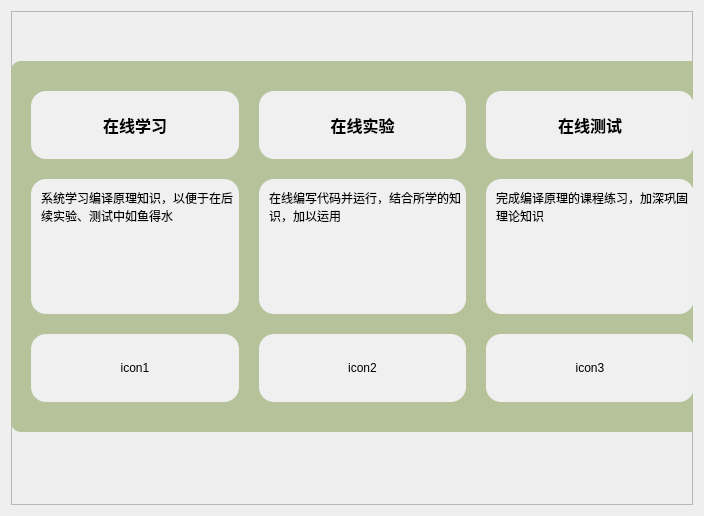
Qt form ui/mainpage.ui (azh-1415926/POCAssistant) before a commit.
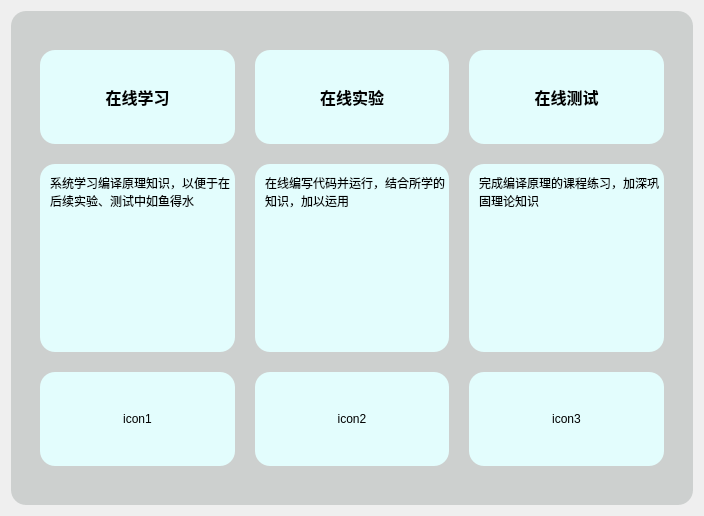
The same form after that commit. Custom widgets are drawn as their Qt base class.

```diff
--- a/ui/mainpage.ui
+++ b/ui/mainpage.ui
@@ -16,35 +16,47 @@
   <layout class="QVBoxLayout" name="verticalLayout">
    <item>
     <widget class="QFrame" name="frame">
+     <property name="styleSheet">
+      <string notr="true">QFrame#frame
+{
+	background-color: rgba(64, 81, 78,50);
+	border-radius: 15px;
+}
+
+QLabel
+{
+	background-color: rgb(227, 253, 253);
+	border-radius: 15px;
+}</string>
+     </property>
      <property name="frameShape">
       <enum>QFrame::StyledPanel</enum>
      </property>
      <property name="frameShadow">
       <enum>QFrame::Raised</enum>
      </property>
+     <layout class="QVBoxLayout" name="verticalLayout_2">
+      <item>
      <widget class="QWidget" name="containerOfMain" native="true">
-      <property name="geometry">
-       <rect>
-        <x>0</x>
-        <y>50</y>
-        <width>703</width>
-        <height>371</height>
-       </rect>
-      </property>
       <property name="styleSheet">
-       <string notr="true">QWidget#containerOfMain
-{
-	background-color: rgb(182, 194, 154);
-	border-radius: 10px;
-}
-
-QLabel
-{
-	background-color: rgb(240, 240, 240);
-	border-radius: 15px;
-}</string>
+         <string notr="true"/>
       </property>
       <layout class="QVBoxLayout" name="verticalLayout_5">
+         <property name="spacing">
+          <number>0</number>
+         </property>
+         <property name="leftMargin">
+          <number>0</number>
+         </property>
+         <property name="topMargin">
+          <number>0</number>
+         </property>
+         <property name="rightMargin">
+          <number>0</number>
+         </property>
+         <property name="bottomMargin">
+          <number>0</number>
+         </property>
        <item>
         <layout class="QGridLayout" name="gridLayout" rowstretch="1,2,1" columnstretch="1,1,1" rowminimumheight="1,2,1" columnminimumwidth="1,1,1">
          <property name="leftMargin">
@@ -189,6 +201,8 @@
        </item>
       </layout>
      </widget>
+      </item>
+     </layout>
     </widget>
    </item>
   </layout>
```
Lines whose indentation alone changed are shown as unchanged.
